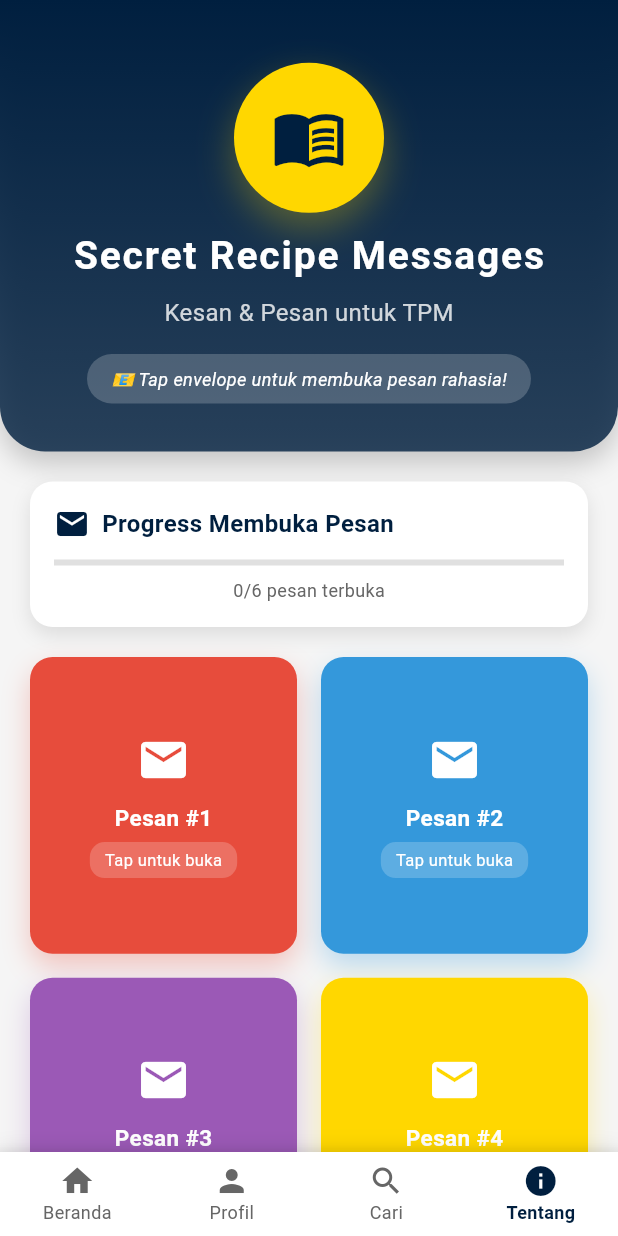
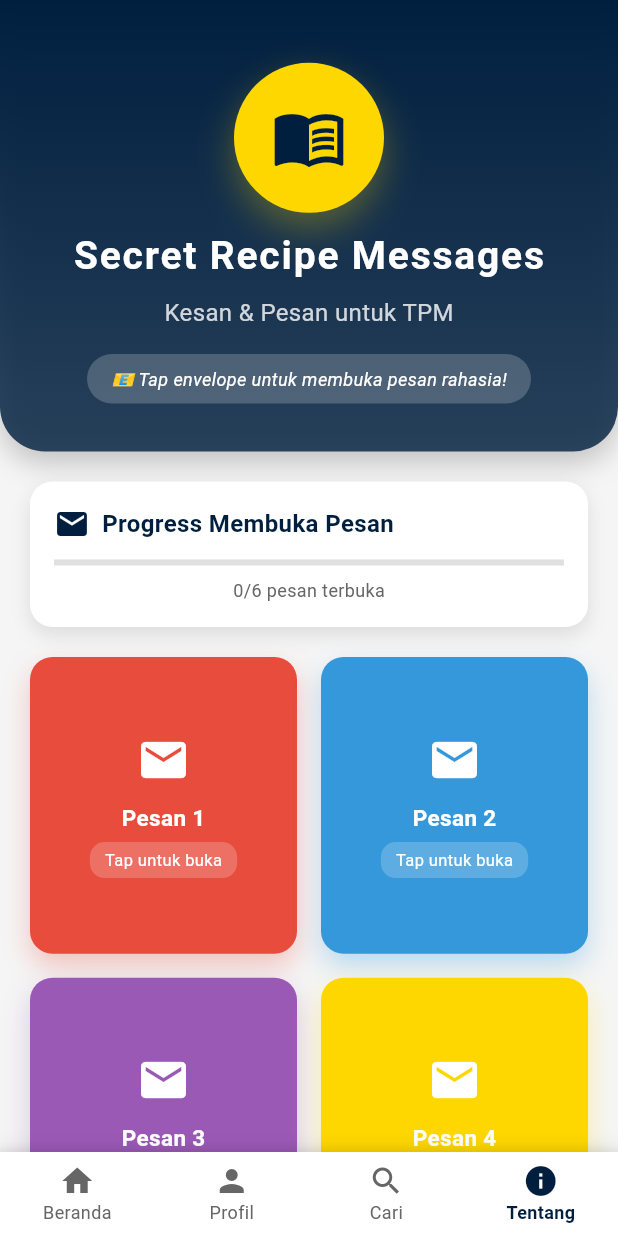
Before and after one commit to leenoera03/project_mobile, a Flutter app: the UserPage screen opened directly, item 4 of the bottom bar chosen, on a phone screen of 412 x 824 dp. Run offline on Flutter 3.47's test engine with Material 3 defaults, Android fonts, the phone set to English and light mode, and no system bars; our stand-ins replace cached_network_image, geocoding, geolocator, google_maps_flutter, shared_preferences, sqflite; accounts and stored records are empty; network calls fail.

```diff
--- a/lib/pages/about_page.dart
+++ b/lib/pages/about_page.dart
@@ -429,7 +429,7 @@ class _AboutPageState extends State<AboutPage> with TickerProviderStateMixin {
         ),
         SizedBox(height: 10), // Reduced from 12 to 10
         Text(
-          'Pesan #${index + 1}',
+          'Pesan ${index + 1}',
           style: TextStyle(
             fontSize: 15, // Reduced from 16 to 15
             fontWeight: FontWeight.bold,
--- a/lib/pages/user_page.dart
+++ b/lib/pages/user_page.dart
@@ -447,7 +447,7 @@ class _UserPageState extends State<UserPage> {
                 ),
                 SizedBox(width: 12),
                 Text(
-                  'Hi, ${username ?? 'User'}!',
+                  'Hola ${username ?? 'Bienvenue'}!',
                   style: TextStyle(
                     fontSize: 18,
                     fontWeight: FontWeight.w600,
--- a/pubspec.yaml
+++ b/pubspec.yaml
@@ -22,6 +22,7 @@ dependencies:
   geocoding: ^2.1.1
   google_maps_flutter: ^2.5.0
   permission_handler: ^11.0.1
+  intl: ^0.19.0
 
 dev_dependencies:
   flutter_test:
```
Also changed, not shown: pubspec.lock.
